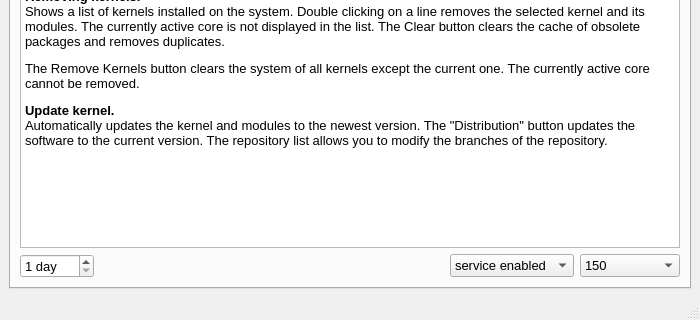
Old version of the form ui/main_win.ui in the repository Koi-foo/kernel-manager; both pictures show x 0 to 700 and y 145 to 465 of the 700 by 465 pixel window.
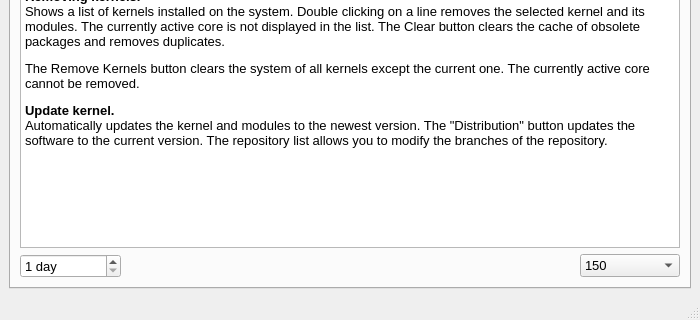
New version of the form. Icons and pictures are not drawn.

Commit message: Simplified implementation without services

The edit to the form file:
```diff
--- a/ui/main_win.ui
+++ b/ui/main_win.ui
@@ -77,41 +77,7 @@
         <string/>
        </attribute>
        <layout class="QGridLayout" name="gridLayout_2">
-        <item row="2" column="3">
-         <widget class="QSpinBox" name="spinBoxDayUpdate">
-          <property name="sizePolicy">
-           <sizepolicy hsizetype="MinimumExpanding" vsizetype="Fixed">
-            <horstretch>0</horstretch>
-            <verstretch>0</verstretch>
-           </sizepolicy>
-          </property>
-          <property name="minimumSize">
-           <size>
-            <width>0</width>
-            <height>0</height>
-           </size>
-          </property>
-          <property name="contextMenuPolicy">
-           <enum>Qt::NoContextMenu</enum>
-          </property>
-          <property name="toolTip">
-           <string>Interval between updates (days)</string>
-          </property>
-          <property name="layoutDirection">
-           <enum>Qt::LeftToRight</enum>
-          </property>
-          <property name="suffix">
-           <string> day</string>
-          </property>
-          <property name="minimum">
-           <number>1</number>
-          </property>
-          <property name="maximum">
-           <number>365</number>
-          </property>
-         </widget>
-        </item>
-        <item row="0" column="0" colspan="4">
+        <item row="0" column="0" colspan="3">
          <widget class="QTextBrowser" name="text_Question">
           <property name="contextMenuPolicy">
            <enum>Qt::NoContextMenu</enum>
@@ -129,6 +95,19 @@
           </property>
          </widget>
         </item>
+        <item row="2" column="1">
+         <spacer name="horizontalSpacer_5">
+          <property name="orientation">
+           <enum>Qt::Horizontal</enum>
+          </property>
+          <property name="sizeHint" stdset="0">
+           <size>
+            <width>447</width>
+            <height>20</height>
+           </size>
+          </property>
+         </spacer>
+        </item>
         <item row="2" column="0">
          <widget class="QComboBox" name="comboBoxTimeStart">
           <property name="minimumSize">
@@ -169,20 +148,7 @@
          </widget>
         </item>
         <item row="2" column="2">
-         <spacer name="horizontalSpacer_5">
-          <property name="orientation">
-           <enum>Qt::Horizontal</enum>
-          </property>
-          <property name="sizeHint" stdset="0">
-           <size>
-            <width>447</width>
-            <height>20</height>
-           </size>
-          </property>
-         </spacer>
-        </item>
-        <item row="2" column="1">
-         <widget class="QComboBox" name="comboBoxStartService">
+         <widget class="QSpinBox" name="spinBoxDayUpdate">
           <property name="sizePolicy">
            <sizepolicy hsizetype="MinimumExpanding" vsizetype="Fixed">
             <horstretch>0</horstretch>
@@ -204,25 +170,15 @@
           <property name="layoutDirection">
            <enum>Qt::LeftToRight</enum>
           </property>
-          <property name="editable">
-           <bool>false</bool>
+          <property name="suffix">
+           <string> day</string>
           </property>
-          <property name="currentText">
-           <string>service enabled</string>
+          <property name="minimum">
+           <number>1</number>
           </property>
-          <property name="sizeAdjustPolicy">
-           <enum>QComboBox::AdjustToContentsOnFirstShow</enum>
+          <property name="maximum">
+           <number>365</number>
           </property>
-          <item>
-           <property name="text">
-            <string>service enabled</string>
-           </property>
-          </item>
-          <item>
-           <property name="text">
-            <string>service disabled</string>
-           </property>
-          </item>
          </widget>
         </item>
        </layout>
```
Left out of the diff: 2 changed lines with no effect on the pictures. The commit also changes 11 other files.
